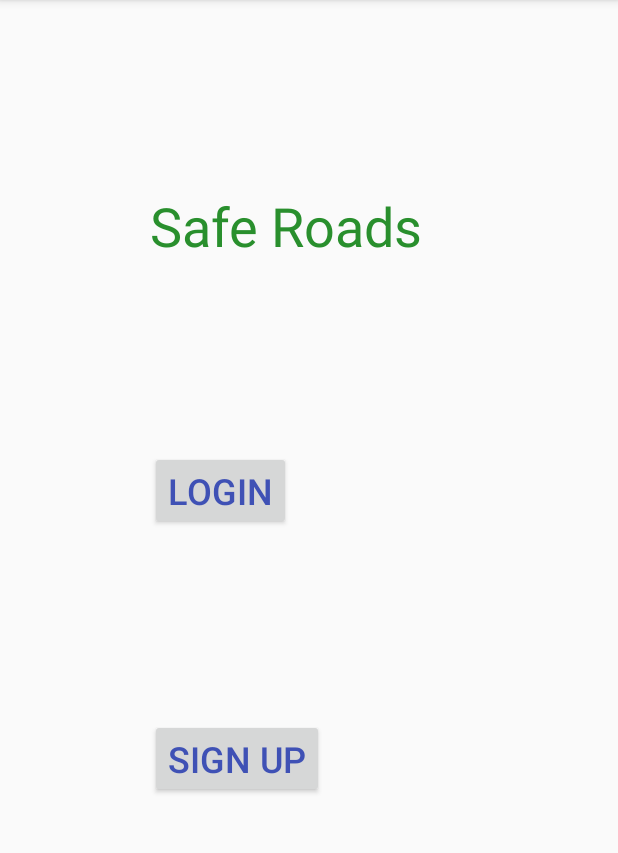
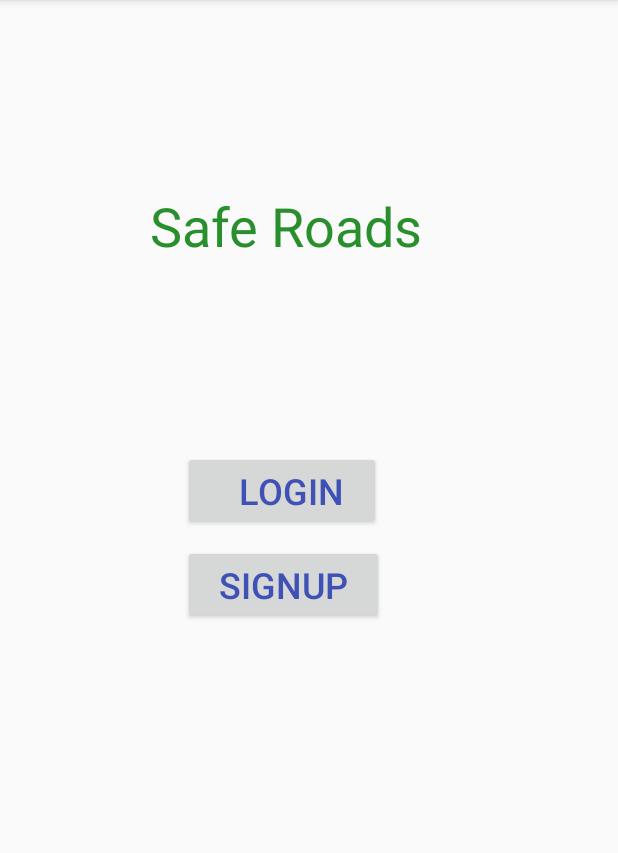
Before and after one commit to alaayouni/alaaAoc20191, an Android app: the SafeRoudActivity screen opened directly, with no data from a screen before it, on a phone screen of 412 x 824 dp, the part 84-937 px from its top. Run offline under Robolectric (Android 15) with nearby library versions, the phone set to English and light mode, and no system bars.

```diff
--- a/app/src/main/java/y2019/aoc/alaa/alaaaoc2019/SafeRoudActivity.java
+++ b/app/src/main/java/y2019/aoc/alaa/alaaaoc2019/SafeRoudActivity.java
@@ -1,10 +1,18 @@
 package y2019.aoc.alaa.alaaaoc2019;
 
+import android.content.Intent;
 import android.support.v7.app.AppCompatActivity;
 import android.os.Bundle;
+import android.view.View;
 import android.widget.TextView;
 
+
+
 public class SafeRoudActivity extends AppCompatActivity {
+
+
+    //Button buttonLogIn, buttonSignUp;
+
 
     @Override
     protected void onCreate(Bundle savedInstanceState) {
@@ -13,5 +21,23 @@ public class SafeRoudActivity extends AppCompatActivity {
 
         super.onCreate(savedInstanceState);
         setContentView(R.layout.activity_safe_roud);
+      //  buttonLogIn=findViewById(R.id.buttonLogIn);
+        //buttonSignUp=findViewById(R.id.buttonSignUp);
+
+        //buttonLogIn = findViewById(R.id.buttonLogIn);
+        //buttonLogIn.setOnClickListener(this);
+
+        //buttonSignUp = findViewById(R.id.buttonSignUp);
+        //buttonSignUp.setOnClickListener(this);
+
+
+
+    }
+
+   // @Override
+    public void onClick(View v) {
+
+        Intent i = new Intent(this,SignUpActivity.class);
+        startActivity(i);
     }
 }
--- a/app/src/main/res/layout/activity_login.xml
+++ b/app/src/main/res/layout/activity_login.xml
@@ -13,7 +13,7 @@
         android:layout_height="wrap_content"
         android:layout_margin="25dp"
         android:ems="10"
-        android:hint="Email"
+        android:hint="UserName"
         android:inputType="textEmailAddress"
         android:padding="25dp" />
 
--- a/app/src/main/res/layout/activity_safe_roud.xml
+++ b/app/src/main/res/layout/activity_safe_roud.xml
@@ -23,39 +23,43 @@
             android:textSize="36sp"
             app:layout_constraintEnd_toEndOf="parent"
             app:layout_constraintStart_toStartOf="parent"
-            app:layout_constraintTop_toTopOf="parent" />
+            app:layout_constraintTop_toTopOf="parent" /><![CDATA[
+
+        tools:layout_editor_absoluteY="305dp" />
+
+
+
+        ]]>
 
         <Button
             android:id="@+id/buttonLogIn"
-            android:layout_width="wrap_content"
+            android:layout_width="132dp"
             android:layout_height="wrap_content"
             android:layout_marginEnd="100dp"
-            android:layout_marginStart="100dp"
+            android:layout_marginStart="122dp"
             android:layout_marginTop="126dp"
-            android:text="LogIn"
+            android:text="   LogIn "
             android:textColor="#3F51B5"
             android:textSize="24sp"
             app:layout_constraintEnd_toEndOf="parent"
             app:layout_constraintStart_toStartOf="parent"
             app:layout_constraintTop_toTopOf="parent" />
 
-        tools:layout_editor_absoluteY="305dp" />
-
         <Button
             android:id="@+id/buttonSignUp"
             android:layout_width="wrap_content"
             android:layout_height="wrap_content"
             android:layout_marginEnd="100dp"
-            android:layout_marginStart="100dp"
-            android:layout_marginTop="126dp"
-            android:text="Sign Up"
+            android:layout_marginStart="122dp"
+            android:layout_marginTop="10dp"
+            android:text="  SignUp  "
             android:textColor="#3F51B5"
             android:textSize="24sp"
-            tools:layout_editor_absoluteX="135dp"
-            tools:layout_editor_absoluteY="394dp"
             app:layout_constraintEnd_toEndOf="parent"
             app:layout_constraintStart_toStartOf="parent"
-            app:layout_constraintTop_toTopOf="parent"/>
+            app:layout_constraintTop_toTopOf="parent"
+            tools:layout_editor_absoluteX="135dp"
+            tools:layout_editor_absoluteY="394dp" />
 
     </LinearLayout>
 
```
